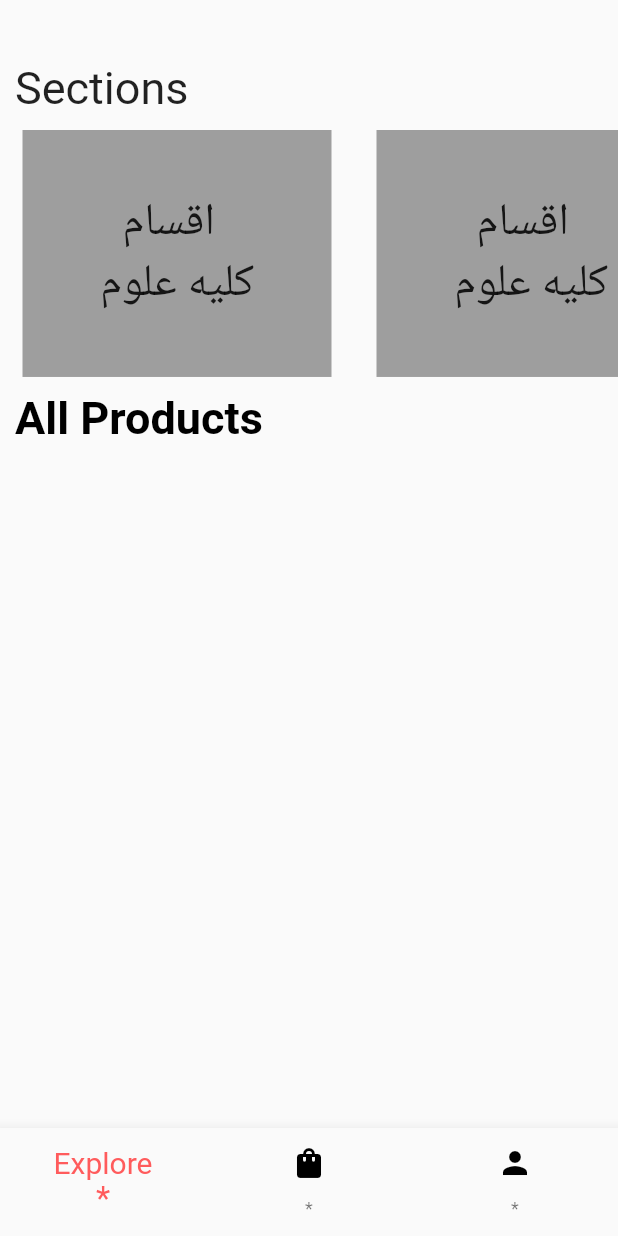
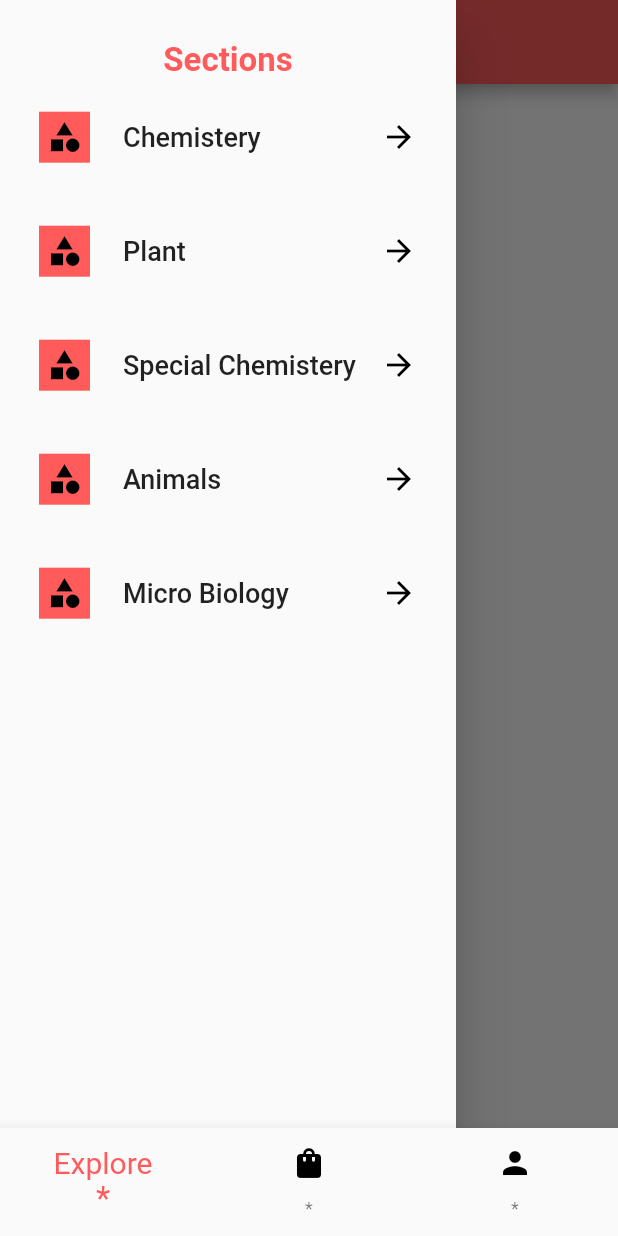
Before and after one commit to Ahmed3bdalla/MyuCommerce, a Flutter app: the BNBCounter screen opened by its route, with the side drawer open (before the commit the screen has no drawer), on a phone screen of 412 x 824 dp. Run offline on Flutter 3.47's test engine with Material 2 defaults, Android fonts, the phone set to English and light mode, and no system bars; our stand-ins replace cloud_firestore, firebase_auth, firebase_core, flutter_bloc, get, hive and 1 more; accounts and stored records are empty.

Commit message:
Ui change

```diff
--- a/lib/view/cubits/card_cubit/card_cubit.dart
+++ b/lib/view/cubits/card_cubit/card_cubit.dart
@@ -93,8 +93,10 @@ class CardCubit extends Cubit<CardStates> {
 
   saveOrder(List<Map<String, dynamic>> list, double total) async {
     // var random = Random().nextInt(1000000);
-    await FirebaseFirestore.instance
-        .collection('orders')
-        .add({FirebaseAuth.instance.currentUser!.uid: list, "total": total});
+    await FirebaseFirestore.instance.collection('orders').add({
+      FirebaseAuth.instance.currentUser!.uid: list,
+      "total": total,
+      "dateTime": DateTime.now(),
+    });
   }
 }
--- a/lib/view/screens/home/explore/explore_page.dart
+++ b/lib/view/screens/home/explore/explore_page.dart
@@ -6,6 +6,7 @@ import 'package:myucommerce/view/cubits/explore_cubit/explore_cubit.dart';
 import 'package:myucommerce/view/cubits/explore_cubit/explore_state.dart';
 
 import '../../../../model/product_model.dart';
+import '../../../widgets/custom_listtile.dart';
 import '../../../widgets/custom_text.dart';
 import 'product_details.dart';
 
@@ -29,11 +30,32 @@ class ExplorePage extends StatelessWidget {
         );
       }
       return Scaffold(
-        body: SingleChildScrollView(
-          child: Column(
-              // mainAxisAlignment: MainAxisAlignment.spaceBetween,
-              crossAxisAlignment: CrossAxisAlignment.start,
-              children: [
+        drawer: Drawer(
+          child: Column(children: [
+            SizedBox(
+              height: Get.height / 30,
+            ),
+            const CustomText(text: "Sections", size: 22, color: kPrimaryColor),
+            CustomListTile(
+                leading: Icons.category, title: "Chemistery", ontap: () {}),
+            CustomListTile(
+                leading: Icons.category, title: "Plant", ontap: () {}),
+            CustomListTile(
+                leading: Icons.category,
+                title: "Special Chemistery",
+                ontap: () {}),
+            CustomListTile(
+                leading: Icons.category, title: "Animals", ontap: () {}),
+            CustomListTile(
+                leading: Icons.category, title: "Micro Biology", ontap: () {}),
+          ]),
+        ),
+        appBar: AppBar(
+          centerTitle: true,
+          title: const Text("MyuCommerce"),
+          backgroundColor: kPrimaryColor,
+        ),
+        body: Column(children: [
           // SizedBox(
           //   height: Get.height / 15,
           // ),
@@ -52,80 +74,81 @@ class ExplorePage extends StatelessWidget {
           //     ),
           //   ),
           // ),
-                SizedBox(
-                  height: Get.height / 20,
-                ),
-                const Padding(
-                  padding: EdgeInsets.only(left: 10),
-                  child: Text(
-                    "Sections",
-                    style: TextStyle(fontSize: 30),
-                  ),
-                ),
-                SizedBox(
-                  height: Get.height / 80,
-                ),
-                SizedBox(
-                    height: Get.height / 5,
-                    child: ListView.builder(
-                        physics: const BouncingScrollPhysics(),
-                        scrollDirection: Axis.horizontal,
-                        itemCount: 4,
-                        itemBuilder: (context, index) {
-                          return Padding(
-                            padding: const EdgeInsets.symmetric(horizontal: 15),
-                            child: InkWell(
-                              onTap: () {},
-                              child: Container(
-                                color: Colors.grey,
-                                height: Get.height / 5,
-                                width: Get.height / 4,
-                                child: const Center(
-                                    child: Text(
-                                  ' \tاقسام\nكليه علوم',
-                                  style: TextStyle(fontSize: 30),
-                                )),
-                              ),
-                            ),
-                          );
-                        })),
-                SizedBox(
-                  height: Get.height / 80,
-                ),
-                Container(
-                  width: Get.width,
-                  padding: const EdgeInsets.symmetric(horizontal: 10),
-                  child: const CustomText(
-                    text: "All Products",
-                    size: 30,
-                    color: Colors.black,
-                  ),
-                  // child: Row(
-                  //   mainAxisAlignment: MainAxisAlignment.spaceBetween,
-                  //   children: [
-                  //     const CustomText(
-                  //       text: "Best Selling",
-                  //       size: 30,
-                  //       color: Colors.black,
-                  //     ),
-                  //     TextButton(
-                  //         onPressed: () {},
-                  //         child: const CustomText(
-                  //           color: kPrimaryColor,
-                  //           text: "See all",
-                  //           size: 18,
-                  //         )),
-                  //   ],
+          // ==============================================================
+          // SizedBox(
+          //   height: Get.height / 20,
           // ),
-                ),
-                SizedBox(
-                  height: Get.height / 80,
-                ),
-                SizedBox(
-                  height: Get.height / 2.15,
-                  width: double.infinity,
-                  child: ListView.builder(
-                      scrollDirection: Axis.horizontal,
+          // const Padding(
+          //   padding: EdgeInsets.only(left: 10),
+          //   child: Text(
+          //     "Sections",
+          //     style: TextStyle(fontSize: 30),
+          //   ),
+          // ),
+          // SizedBox(
+          //   height: Get.height / 80,
+          // ),
+          // SizedBox(
+          //     height: Get.height / 5,
+          //     child: ListView.builder(
+          //         physics: const BouncingScrollPhysics(),
+          //         scrollDirection: Axis.horizontal,
+          //         itemCount: 4,
+          //         itemBuilder: (context, index) {
+          //           return Padding(
+          //             padding: const EdgeInsets.symmetric(horizontal: 15),
+          //             child: InkWell(
+          //               onTap: () {},
+          //               child: Container(
+          //                 color: Colors.grey,
+          //                 height: Get.height / 5,
+          //                 width: Get.height / 4,
+          //                 child: const Center(
+          //                     child: Text(
+          //                   ' \tاقسام\nكليه علوم',
+          //                   style: TextStyle(fontSize: 30),
+          //                 )),
+          //               ),
+          //             ),
+          //           );
+          //         })),
+          // SizedBox(
+          //   height: Get.height / 80,
+          // ),
+          // Container(
+          //   width: Get.width,
+          //   padding: const EdgeInsets.symmetric(horizontal: 10),
+          //   child: const CustomText(
+          //     text: "All Products",
+          //     size: 30,
+          //     color: Colors.black,
+          //   ),
+          //   // child: Row(
+          //   //   mainAxisAlignment: MainAxisAlignment.spaceBetween,
+          //   //   children: [
+          //   //     const CustomText(
+          //   //       text: "Best Selling",
+          //   //       size: 30,
+          //   //       color: Colors.black,
+          //   //     ),
+          //   //     TextButton(
+          //   //         onPressed: () {},
+          //   //         child: const CustomText(
+          //   //           color: kPrimaryColor,
+          //   //           text: "See all",
+          //   //           size: 18,
+          //   //         )),
+          //   //   ],
+          //   // ),
+          // ),
+          // SizedBox(
+          //   height: Get.height / 80,
+          // ),
+          Expanded(
+            child: GridView.builder(
+                gridDelegate: const SliverGridDelegateWithFixedCrossAxisCount(
+                    childAspectRatio: 0.6, crossAxisCount: 2),
+                // scrollDirection: Axis.horizontal,
                 itemCount: lproducts.length,
                 itemBuilder: (context, i) {
                   return InkWell(
@@ -137,18 +160,16 @@ class ExplorePage extends StatelessWidget {
                       padding: const EdgeInsets.all(8),
                       margin: const EdgeInsets.all(8),
                       color: Colors.grey[200],
-                            width: Get.width / 2,
+                      // width: Get.width / 2,
                       child: Column(
-                                mainAxisAlignment:
-                                    MainAxisAlignment.spaceAround,
+                          mainAxisAlignment: MainAxisAlignment.spaceAround,
                           children: [
                             SizedBox(
                                 height: 200,
                                 width: 200,
                                 child: Image.network(lproducts[i].pic)),
                             Column(
-                                      crossAxisAlignment:
-                                          CrossAxisAlignment.start,
+                                crossAxisAlignment: CrossAxisAlignment.start,
                                 children: [
                                   CustomText(
                                     text: lproducts[i].name,
@@ -172,7 +193,6 @@ class ExplorePage extends StatelessWidget {
                 }),
           )
         ]),
-        ),
       );
     });
   }
--- a/lib/view/widgets/custom_listtile.dart
+++ b/lib/view/widgets/custom_listtile.dart
@@ -29,7 +29,7 @@ class CustomListTile extends StatelessWidget {
         ),
         title: Text(
           title,
-          style: const TextStyle(fontSize: 22),
+          style: const TextStyle(fontSize: 18),
         ),
         onTap: ontap,
       ),
```
Lines whose indentation alone changed are shown as unchanged.
